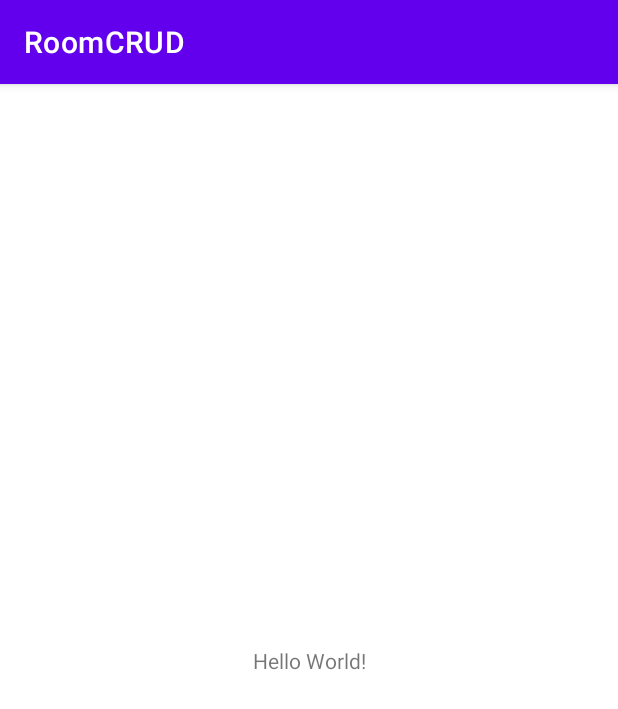
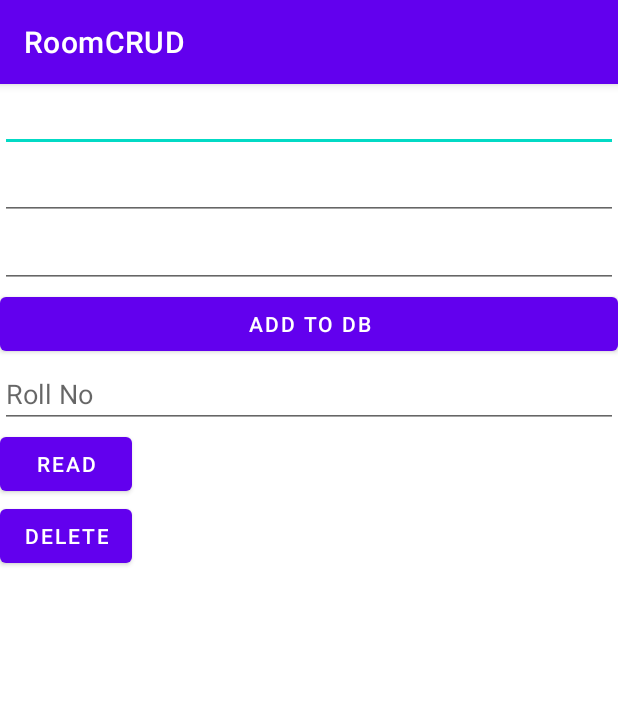
Before and after one commit to fasmirza/AndroidRoomCRUD, an Android app: the screen it shows after launch (MainActivity), on a phone screen of 412 x 824 dp. Shown: the top 709 px of the screen. Run offline under Robolectric (Android 15) with nearby library versions, the phone set to English and light mode, and no system bars; our stand-ins replace Room's generated code.

Commit message:
Read operation done

```diff
--- a/app/src/main/java/com/temotion/mirzas/roomcrud/Database/AppDatabase.kt
+++ b/app/src/main/java/com/temotion/mirzas/roomcrud/Database/AppDatabase.kt
@@ -1,4 +1,35 @@
 package com.temotion.mirzas.roomcrud.Database
 
-class AppDatabase {
+import android.content.Context
+import androidx.room.Database
+import androidx.room.Room
+import androidx.room.RoomDatabase
+import com.temotion.mirzas.roomcrud.Models.StudentDao
+import com.temotion.mirzas.roomcrud.Models.Students
+
+@Database(entities = [Students ::class], version = 1)
+abstract class AppDatabase : RoomDatabase() {
+    abstract fun studentDao() : StudentDao
+
+
+    companion object{
+
+        private var INSTANCE : AppDatabase? = null
+
+        fun getDatabase(context : Context) :AppDatabase{
+            val tempInstance = INSTANCE
+            if (tempInstance != null){
+                return tempInstance
+            }
+            synchronized(this){
+                val instance = Room.databaseBuilder(
+                    context.applicationContext,
+                    AppDatabase::class.java,
+                    "app_database"
+                ).build()
+                INSTANCE = instance
+                return instance
+            }
+        }
+    }
 }
--- a/app/src/main/java/com/temotion/mirzas/roomcrud/MainActivity.kt
+++ b/app/src/main/java/com/temotion/mirzas/roomcrud/MainActivity.kt
@@ -2,10 +2,87 @@ package com.temotion.mirzas.roomcrud
 
 import androidx.appcompat.app.AppCompatActivity
 import android.os.Bundle
+import android.util.Log
+import android.view.View
+import android.widget.Toast
+import com.temotion.mirzas.roomcrud.Database.AppDatabase
+import com.temotion.mirzas.roomcrud.Models.Students
+import com.temotion.mirzas.roomcrud.databinding.ActivityMainBinding
+import kotlinx.coroutines.Dispatchers
+import kotlinx.coroutines.GlobalScope
+import kotlinx.coroutines.launch
+import kotlinx.coroutines.withContext
 
 class MainActivity : AppCompatActivity() {
+    private val TAG = "MainActivity"
+    private lateinit var binding : ActivityMainBinding
+    private lateinit var appDB : AppDatabase
+
+    /* steps of work with Room
+    * 1. Cerate Model according to requirnments
+    * 2. Create DAO Class where CRUD operations will be Defined
+    * 3. Create Singleton Application Class for DB
+    * 4. Implement them to Views.*/
     override fun onCreate(savedInstanceState: Bundle?) {
         super.onCreate(savedInstanceState)
-        setContentView(R.layout.activity_main)
+
+        binding = ActivityMainBinding.inflate(layoutInflater)
+        val view = binding.root
+        setContentView(view)
+
+        appDB = AppDatabase.getDatabase(this)
+
+        binding.dbaddbutton.setOnClickListener{
+            writeData()
+        }
+
+        binding.readdatabutton.setOnClickListener{
+            readData()
+        }
+
     }
+
+    private fun writeData() {
+         val fname = binding.fnameedit.text.toString()
+        val lname = binding.lnameedit.text.toString()
+        val rollname = binding.rolledit.text.toString()
+        Log.d(TAG, "writeData: ")
+        lateinit var studentInsert : Students
+        if (fname.isNotEmpty() && lname.isNotEmpty() && rollname.isNotEmpty()){
+            studentInsert = Students(null,fname,lname,rollname.toInt())
+        }
+        GlobalScope.launch ( Dispatchers.IO ){
+            Log.d(TAG, "writeData: scope")
+            appDB.studentDao().insert(studentInsert)
+        }
+
+        binding.fnameedit.text.clear()
+        binding.lnameedit.text.clear()
+        binding.rolledit.text.clear()
+
+        Toast.makeText(this,"Insert Successfully",Toast.LENGTH_LONG).show()
+    }
+
+    private fun readData() {
+        val rollNo = binding.editFindbyid.text.toString()
+
+        if(rollNo.isNotEmpty()){
+            lateinit var student : Students
+            GlobalScope.launch {
+                student = appDB.studentDao().findByroll(rollNo.toInt())
+                DisplaySelectedStudent(student)
+            }
+
+        }
+    }
+
+    private suspend fun DisplaySelectedStudent(student : Students) {
+       withContext(Dispatchers.Main){                      // Running the operation on the Main thread
+           binding.fname.text= student.firstname.toString()
+           binding.lname.text= student.lastname.toString()
+           binding.rollno.text = student.rollNo.toString()
+       }
+    }
+
+
 }
--- a/app/src/main/java/com/temotion/mirzas/roomcrud/Models/StudentDao.kt
+++ b/app/src/main/java/com/temotion/mirzas/roomcrud/Models/StudentDao.kt
@@ -3,13 +3,13 @@ package com.temotion.mirzas.roomcrud.Models
 import androidx.room.*
 
 @Dao
-interface SdudentDao {
+interface StudentDao {
 
     @Query("Select * From student_table")
     fun getAll(): List<Students>
 
     @Query("Select * From student_table where roll_no LIKE :roll LIMIT 1")
-    suspend fun findByroll(roll : Int): List<Students>
+    suspend fun findByroll(roll : Int) : Students
 
     @Insert(onConflict = OnConflictStrategy.IGNORE)
     suspend fun insert(students: Students)
--- a/app/src/main/res/layout/activity_main.xml
+++ b/app/src/main/res/layout/activity_main.xml
@@ -1,18 +1,76 @@
 <?xml version="1.0" encoding="utf-8"?>
-<androidx.constraintlayout.widget.ConstraintLayout xmlns:android="http://schemas.android.com/apk/res/android"
+<LinearLayout
+    xmlns:android="http://schemas.android.com/apk/res/android"
     xmlns:app="http://schemas.android.com/apk/res-auto"
     xmlns:tools="http://schemas.android.com/tools"
     android:layout_width="match_parent"
     android:layout_height="match_parent"
-    tools:context=".MainActivity">
+    tools:context=".MainActivity"
+    android:orientation="vertical"
+    >
 
-    <TextView
-        android:layout_width="wrap_content"
+    <EditText
+        android:layout_width="match_parent"
         android:layout_height="wrap_content"
-        android:text="Hello World!"
+        android:id="@+id/lnameedit"
+        app:layout_constraintBottom_toBottomOf="parent"
+        app:layout_constraintEnd_toEndOf="parent"
+        app:layout_constraintStart_toStartOf="parent"
+        app:layout_constraintTop_toTopOf="parent" />
+    <EditText
+        android:layout_width="match_parent"
+        android:layout_height="wrap_content"
+        android:id="@+id/fnameedit"
+        app:layout_constraintBottom_toBottomOf="parent"
+        app:layout_constraintEnd_toEndOf="parent"
+        app:layout_constraintStart_toStartOf="parent"
+        app:layout_constraintTop_toTopOf="parent" />
+    <EditText
+        android:layout_width="match_parent"
+        android:layout_height="wrap_content"
+        android:id="@+id/rolledit"
         app:layout_constraintBottom_toBottomOf="parent"
         app:layout_constraintEnd_toEndOf="parent"
         app:layout_constraintStart_toStartOf="parent"
         app:layout_constraintTop_toTopOf="parent" />
 
-</androidx.constraintlayout.widget.ConstraintLayout>
+    <Button
+        android:layout_width="match_parent"
+        android:layout_height="wrap_content"
+        android:text="add To DB"
+        android:id="@+id/dbaddbutton"/>
+
+    <EditText
+        android:layout_width="match_parent"
+        android:layout_height="wrap_content"
+        android:hint="Roll No"
+        android:id="@+id/editFindbyid"
+        app:layout_constraintTop_toTopOf="parent" />
+    <Button
+        android:layout_width="wrap_content"
+        android:layout_height="wrap_content"
+        android:text="Read"
+
+        android:id="@+id/readdatabutton"/>
+    <Button
+        android:layout_width="wrap_content"
+        android:layout_height="wrap_content"
+        android:text="Delete"
+        android:id="@+id/deleteallbutton"/>
+
+    <TextView
+        android:layout_width="wrap_content"
+        android:layout_height="wrap_content"
+        android:id="@+id/fname"/>
+    <TextView
+        android:layout_width="wrap_content"
+        android:layout_height="wrap_content"
+        android:id="@+id/lname"/>
+    <TextView
+        android:layout_width="wrap_content"
+        android:layout_height="wrap_content"
+        android:id="@+id/rollno"/>
+
+
+
+</LinearLayout>
--- a/build.gradle
+++ b/build.gradle
@@ -3,6 +3,7 @@ plugins {
     id 'com.android.application' version '7.2.2' apply false
     id 'com.android.library' version '7.2.2' apply false
     id 'org.jetbrains.kotlin.android' version '1.6.10' apply false
+    id("com.google.devtools.ksp") version "1.7.20-1.0.7"
 }
 
 task clean(type: Delete) {
```
Also changed, not shown: app/build.gradle (+17 -0 lines), app/src/main/java/com/temotion/mirzas/roomcrud/Models/Students.kt (+11 -1 lines).
